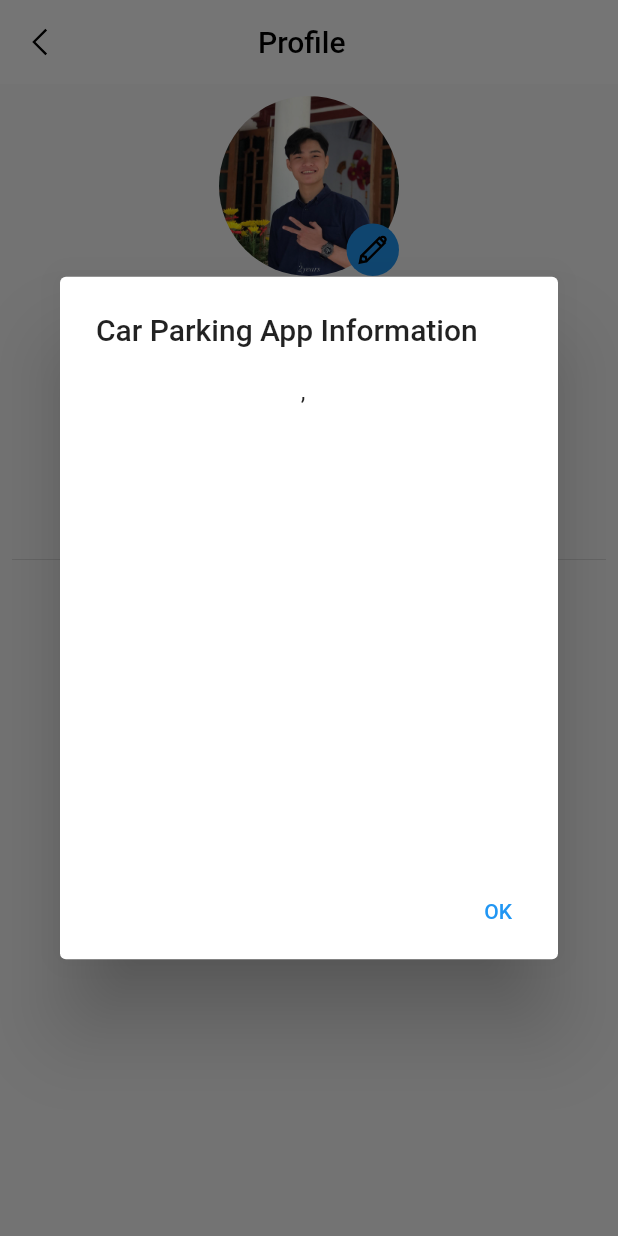
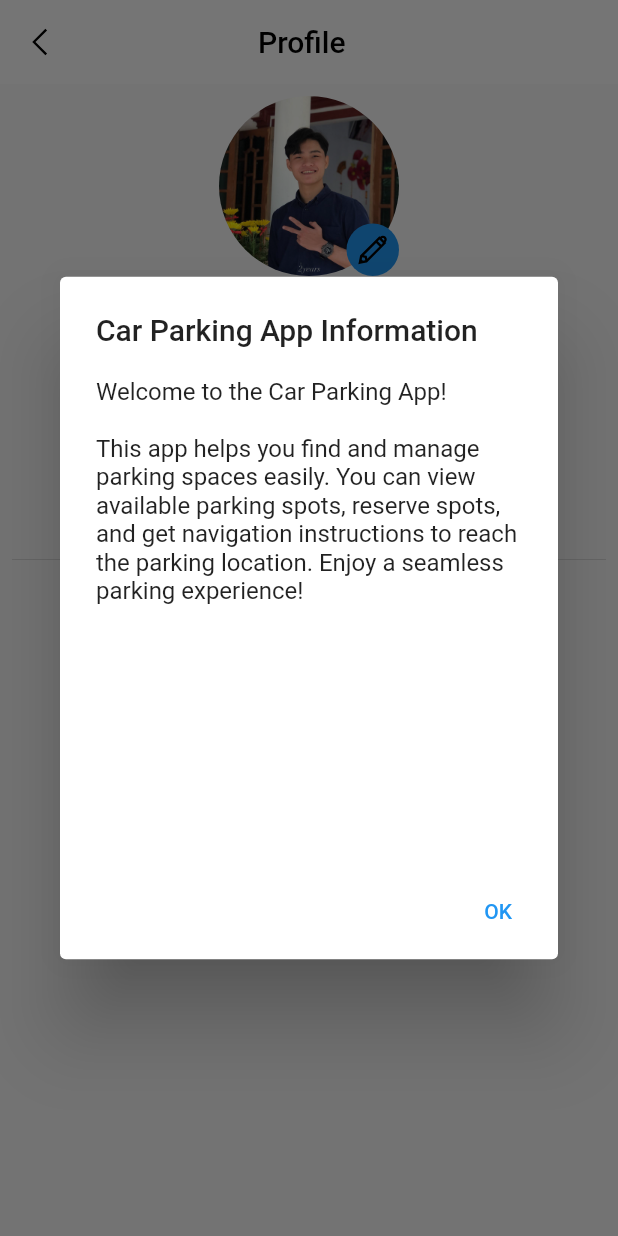
Before and after one commit to levantan1401/car_parking_app, a Flutter app: the ProfileScreen screen opened by its route, after a tap on "Information", on a phone screen of 412 x 824 dp. Run offline on Flutter 3.47's test engine with Material 2 defaults, Android fonts, the phone set to English and light mode, and no system bars; our stand-ins replace carousel_slider, flutter_screenutil, geolocator, get, get_storage, google_maps_flutter and 6 more; missing offline and left inert: custom_info_window, dart:ffi, flutter_polyline_points; accounts and stored records are empty.

Commit message:
fix cung profile

```diff
--- a/lib/pages/main/auth/login/signin.dart
+++ b/lib/pages/main/auth/login/signin.dart
@@ -22,8 +22,8 @@
   Future<void> login(String username, String password) async {
     try {
       http.Response response = await http.post(
-        Uri.parse('https://dummyjson.com/auth/login'),
-        body: {'username': username, 'password': password},
+        Uri.parse('http://192.168.1.6/public/api/login'),
+        body: {'email': username, 'password': password},
       );
 
       print('Response status: ${response.statusCode}');
@@ -171,7 +171,7 @@
                           fontWeight: FontWeight.bold),
                     ),
                     onPressed: () async {
-                      await login('kminchelle', '0lelplR');
+                      await login('lvtan.20it1@vku.udn.vn', '12345678');
                     },
                   ),
                 ),
--- a/lib/pages/main/profile/editprofile_sceent.dart
+++ b/lib/pages/main/profile/editprofile_sceent.dart
@@ -80,21 +80,21 @@
                   children: [
                     TextFormField(
                       decoration: TTextFormFieldTheme.lightInputTheme.copyWith(
-                        labelText: 'Full Name',
+                        labelText: 'Lê Văn Tấn',
                         prefixIcon: Icon(LineAwesomeIcons.user),
                       ),
                     ),
                     const SizedBox(height: 20),
                     TextFormField(
                       decoration: TTextFormFieldTheme.lightInputTheme.copyWith(
-                        labelText: 'Email',
+                        labelText: 'lvtan.20it1@vku.udn.vn',
                         prefixIcon: Icon(LineAwesomeIcons.envelope),
                       ),
                     ),
                     const SizedBox(height: 20),
                     TextFormField(
                       decoration: TTextFormFieldTheme.lightInputTheme.copyWith(
-                        labelText: 'Phone Number',
+                        labelText: '0946234470',
                         prefixIcon: Icon(LineAwesomeIcons.phone),
                       ),
                       keyboardType: TextInputType.phone,
@@ -102,7 +102,7 @@
                     const SizedBox(height: 20),
                     TextFormField(
                       decoration: TTextFormFieldTheme.lightInputTheme.copyWith(
-                        labelText: 'Password',
+                        labelText: '*********',
                         prefixIcon: Icon(
                           LineAwesomeIcons.lock,
                         ),
--- a/lib/pages/main/profile/profile_screen.dart
+++ b/lib/pages/main/profile/profile_screen.dart
@@ -1,5 +1,4 @@
 // ignore_for_file: prefer_const_constructors
-import 'package:shared_preferences/shared_preferences.dart';
 
 import 'package:flutter/material.dart';
 import 'package:get/get.dart';
@@ -11,17 +10,9 @@
 
   const ProfileScreen({
     Key? key,
-    this.tName = 'Tấn',
-    this.tMail = 'tan@gmail.com',
+    this.tName = 'Lê Văn Tấn',
+    this.tMail = 'lvtan.20it1@vku.udn.vn',
   }) : super(key: key);
-// Lấy thông tin người dùng
-  Future<String> getUserData() async {
-    SharedPreferences prefs = await SharedPreferences.getInstance();
-    String username = prefs.getString('username') ?? '';
-    String password = prefs.getString('password') ?? '';
-
-    return "$username,  $password";
-  }
 
   @override
   Widget build(BuildContext context) {
@@ -165,23 +156,11 @@
                           child: Column(
                             children: [
                               Container(
-                                child: FutureBuilder<String>(
-                                  future: getUserData(),
-                                  builder: (context, snapshot) {
-                                    if (snapshot.connectionState ==
-                                        ConnectionState.waiting) {
-                                      // If the Future is still running, return a loading indicator or placeholder
-                                      return CircularProgressIndicator(); // You can replace this with any loading widget.
-                                    } else if (snapshot.hasError) {
-                                      // If the Future throws an error, display the error message
-                                      return Text('Error: ${snapshot.error}');
-                                    } else {
-                                      // If the Future is complete, use the result in the Text widget
-                                      return Text(snapshot.data ??
-                                          'No user data available');
-                                    }
-                                  },
-                                ),
+                                child: Text(
+                                    'Welcome to the Car Parking App!\n\n'
+                                    'This app helps you find and manage parking spaces easily. '
+                                    'You can view available parking spots, reserve spots, and get navigation '
+                                    'instructions to reach the parking location. Enjoy a seamless parking experience!'),
                               ),
                             ],
                           ),
```
